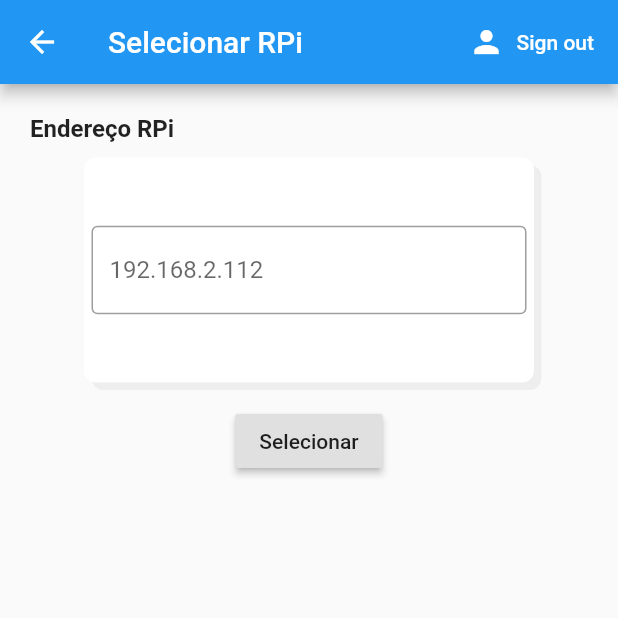
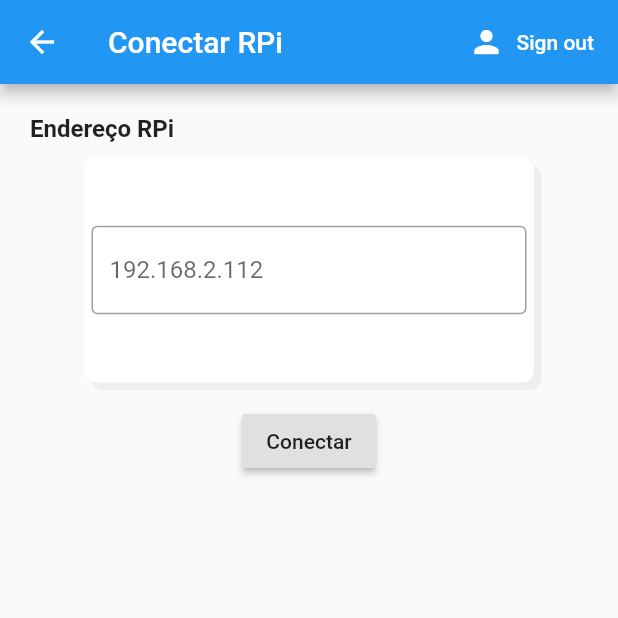
Before and after one commit to PIA-Group/epibox_app, a Flutter app: the RPiPage screen opened directly, on a phone screen of 412 x 824 dp, the top half of it. Run offline on Flutter 3.47's test engine with Material 2 defaults, Android fonts, the phone set to English and light mode, and no system bars; our stand-ins replace firebase_auth, flutter_spinkit, webview_flutter; missing offline and left inert: mqtt_client; accounts and stored records are empty.

Commit message:
rpi setup

```diff
--- a/lib/mqtt_wrapper.dart
+++ b/lib/mqtt_wrapper.dart
@@ -62,7 +62,6 @@ class MQTTClientWrapper {
     print('MQTTClientWrapper::Subscribing to the $topicName topic');
     client.subscribe(topicName, MqttQos.atMostOnce);
     print('SUBSCRIPTION DONE');
-    publishMessage("heyy");
     client.updates.listen((List<MqttReceivedMessage<MqttMessage>> c) {
       final MqttPublishMessage recMess = c[0].payload;
       final String newMessage =
--- a/lib/pages/home_page.dart
+++ b/lib/pages/home_page.dart
@@ -60,7 +60,7 @@ class _HomePageState extends State<HomePage> {
                   MaterialPageRoute(builder: (context) {
                     return StreamProvider<User>.value(
                       value: Auth().user,
-                      child:  DevicesPage()
+                      child:  DevicesPage(mqttClientWrapper: mqttClientWrapper)
                     );
                   }),
                 );
--- a/lib/pages/rpi_setup.dart
+++ b/lib/pages/rpi_setup.dart
@@ -30,7 +30,7 @@ class _RPiPageState extends State<RPiPage> {
   Widget build(BuildContext context) {
     return Scaffold(
       appBar: AppBar(
-          title: new Text('Selecionar RPi'),
+          title: new Text('Conectar RPi'),
           actions: <Widget>[
             FlatButton.icon(
               label: Text(
@@ -108,7 +108,7 @@ class _RPiPageState extends State<RPiPage> {
                     onPressed: () {
                       setState(() => setup());
                     },
-                    child: new Text("Selecionar"),
+                    child: new Text("Conectar"),
                   ),
                 ),
               ]),
```
Also changed, not shown: lib/pages/devices_setup.dart (+9 -1 lines).
